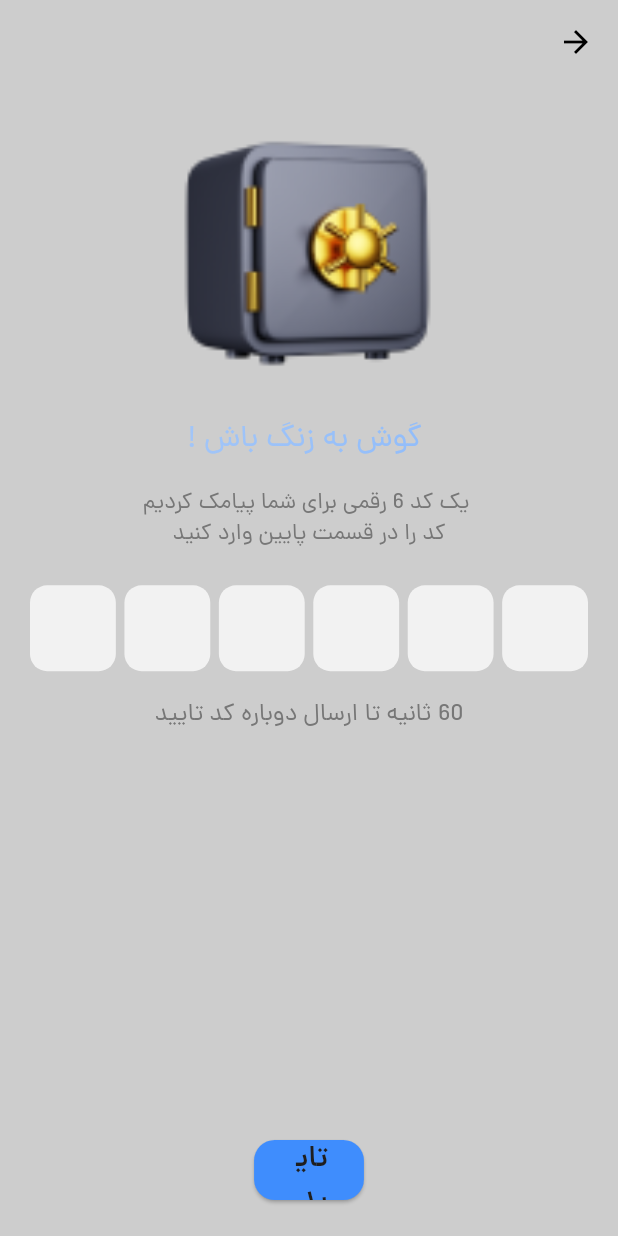
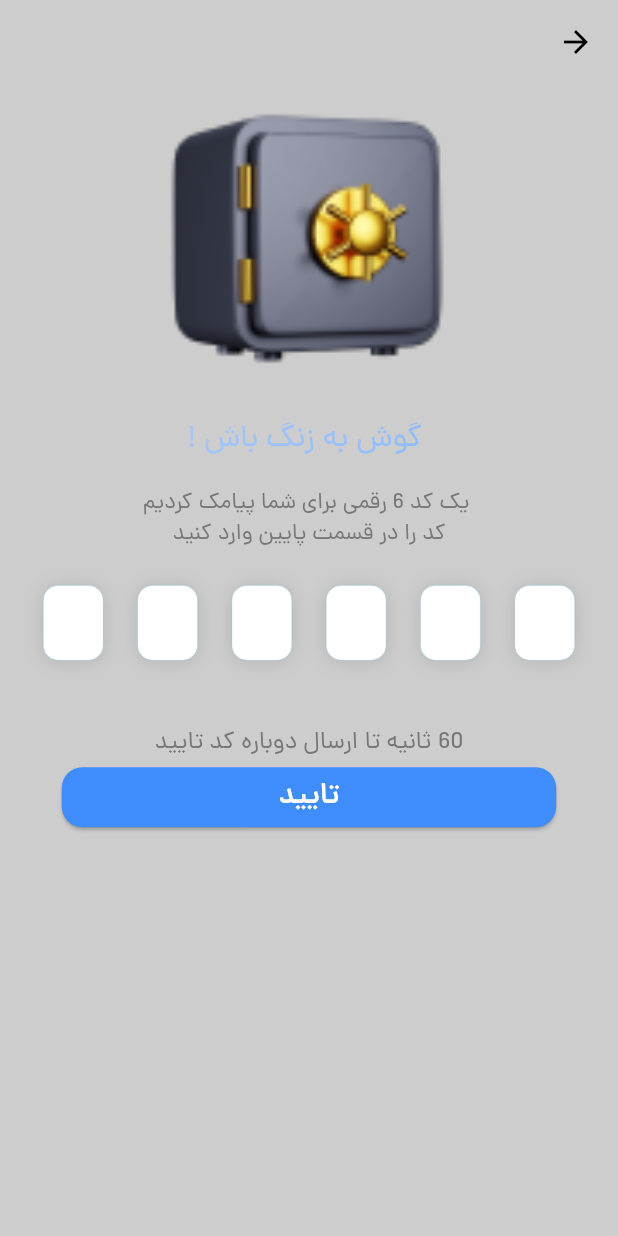
Before and after one commit to MohsenModhej13/Duel, a Flutter app: the TwoFactorLogin screen opened by its route, on a phone screen of 412 x 824 dp. Run offline on Flutter 3.47's test engine with Material 3 defaults, Android fonts, the phone set to English and light mode, and no system bars; drawn by our look-alikes of pin_code_fields; our stand-ins replace animate_do, bloc, country_picker, equatable, flutter_bloc, flutter_screenutil and 1 more; accounts and stored records are empty.

Commit message:
update auth future

```diff
--- a/lib/Core/Route/app_route.dart
+++ b/lib/Core/Route/app_route.dart
@@ -11,9 +11,9 @@ typedef RouteGenerator = Map<String, Widget Function(BuildContext)>;
 
 RouteGenerator get appRoute => {
       RouteName.splash: (context) => const SplashView(),
-      RouteName.otp: (context) => const OTPLogin(),
+      RouteName.sendOtp: (context) => const OTPLogin(),
+      RouteName.checkOtp: (context) => const TwoFactorLogin(),
       RouteName.intro: (context) => const IntroView(),
-      RouteName.phoneNumber: (context) => const TwoFactorLogin(),
       RouteName.home: (context) => const HomeView(),
       RouteName.navbar: (context) => const AppNavigationBar(),
     };
--- a/lib/Core/Route/route_name.dart
+++ b/lib/Core/Route/route_name.dart
@@ -1,8 +1,9 @@
 class RouteName {
   static const String splash = '/';
-  static const String phoneNumber = '/phoneNumber';
-  static const String otp = '/otp';
-  static const String intro = '/intro_view';
-  static const String home = '/home';
-  static const String navbar = '/navbar';
+  static const String phoneNumber = '/PhoneNumber';
+  static const String sendOtp = '/SendOtp';
+  static const String checkOtp = '/CheckOtp';
+  static const String intro = '/Intro_View';
+  static const String home = '/Home';
+  static const String navbar = '/Navbar';
 }
--- a/lib/Features/Auth_Features/repository/auth_api.dart
+++ b/lib/Features/Auth_Features/repository/auth_api.dart
@@ -4,7 +4,7 @@ import 'package:duel/Config/Constant/base_url.dart';
 import 'package:http/http.dart' as http;
 
 class AuthApiService {
-  String endPointUrl = '$baseUrl/api/auth/sendCode';
+  String endPointUrl = '$baseUrl/api/auth/SendOtp';
 
   Future<http.Response> sendOtpRequest(
     String phoneNumber, {
@@ -20,10 +20,9 @@ class AuthApiService {
       'phoneNumber': phoneNumber,
       'countriesCode': '98', // Consider making this dynamic or optional
       'TokenNotification': null,
-      'shogerCode': shogerCode, // Optional parameter
+      'shogerCode': shogerCode ?? "خوش آمدید", // Optional parameter
     };
     final body = jsonEncode(map);
-    print(body);
 
     final response = await http.post(parseUri, headers: headers, body: body);
 
--- a/lib/Features/Auth_Features/view/otp_login.dart
+++ b/lib/Features/Auth_Features/view/otp_login.dart
@@ -1,5 +1,6 @@
 import 'package:duel/Core/Components/my_icon_button.dart';
 import 'package:duel/Core/Components/my_text.dart';
+import 'package:duel/Core/Route/app_route.dart';
 import 'package:duel/Core/Theme/app_theme.dart';
 import 'package:duel/Core/gen/assets.gen.dart';
 import 'package:duel/Features/Auth_Features/widget/phone_number_input.dart';
@@ -8,6 +9,8 @@ import 'package:duel/Features/Public_Features/bloc/theme-bloc/theme_bloc.dart';
 import 'package:flutter/material.dart';
 import 'package:flutter_bloc/flutter_bloc.dart';
 import 'package:flutter_screenutil/flutter_screenutil.dart';
+
+import '../../../Core/Route/route_name.dart';
 
 class OTPLogin extends StatefulWidget {
   const OTPLogin({super.key});
@@ -86,7 +89,10 @@ class _OTPLoginState extends State<OTPLogin> {
             PhoneNumberInput(formKey: formKey, phoneNumber: phoneNumber, border: border, apptheme: apptheme),
             const Spacer(),
             // Login Button
-            SendOTPButton(phoneNumber: phoneNumber),
+            ElevatedButton(onPressed: (){
+              Navigator.of(context).pushNamed(RouteName.checkOtp);
+            }, child: Text("asdas"))
+            // SendOTPButton(phoneNumber: phoneNumber),
           ],
         ),
       ),
--- a/lib/Features/Auth_Features/view/two_factor_login.dart
+++ b/lib/Features/Auth_Features/view/two_factor_login.dart
@@ -3,17 +3,37 @@ import 'package:duel/Core/Layout/responsive_layout.dart';
 import 'package:duel/Core/gen/assets.gen.dart';
 import 'package:flutter/material.dart';
 import 'package:flutter_screenutil/flutter_screenutil.dart';
+import 'package:pin_code_fields/pin_code_fields.dart';
 
-class TwoFactorLogin extends StatelessWidget {
+import '../../../Config/Constant/constants.dart';
+
+class TwoFactorLogin extends StatefulWidget {
   const TwoFactorLogin({super.key});
+
+  @override
+  State<TwoFactorLogin> createState() => _TwoFactorLoginState();
+}
+
+class _TwoFactorLoginState extends State<TwoFactorLogin> {
+  late TextEditingController pinCodeController;
+  @override
+  void initState() {
+    pinCodeController = TextEditingController();
+    super.initState();
+  }
+
+  @override
+  void dispose() {
+    pinCodeController.dispose();
+    super.dispose();
+  }
 
   @override
   Widget build(BuildContext context) {
     final appTheme = Theme.of(context).colorScheme;
     return Scaffold(
       appBar: AppBar(backgroundColor: Colors.transparent),
-      body: Padding(
-        padding: const EdgeInsets.all(20),
+      body: SingleChildScrollView(
         child: Column(
           children: [
             Center(
@@ -55,17 +75,82 @@ class TwoFactorLogin extends StatelessWidget {
               textAlign: TextAlign.center,
             ),
             SizedBox(height: 20.sp),
-            Center(
-              child: Row(
-                mainAxisAlignment: MainAxisAlignment.spaceBetween,
-                children: [
-                  otpBoxView(context),
-                  otpBoxView(context),
-                  otpBoxView(context),
-                  otpBoxView(context),
-                  otpBoxView(context),
-                  otpBoxView(context),
+            Container(
+              margin: EdgeInsets.only(
+                  bottom: 10.0,
+                  left: Constants.screenSize(context).width * 0.07,
+                  right: Constants.screenSize(context).width * 0.07),
+              child: Directionality(
+                textDirection: TextDirection.ltr,
+                child: PinCodeTextField(
+                  appContext: context,
+                  textStyle:const TextStyle(
+                      color: Colors.blue,
+                      fontWeight: FontWeight.w400),
+                  pastedTextStyle: TextStyle(
+                    color: Colors.green.shade600,
+                    fontWeight: FontWeight.bold,
+                  ),
+                  length: 6,
+                  // obscureText: true,
+                  // obscuringCharacter: '*',
+                  // obscuringWidget: const FlutterLogo(
+                  //   size: 24,
+                  // ),
+                  // blinkWhenObscuring: true,
+                  // animationType: AnimationType.fade,
+                  validator: (v) {
+                    if (v!.length < 6) {
+                      return "کد را کامل پر کنید";
+                    } else {
+                      return null;
+                    }
+                  },
+                  pinTheme: PinTheme(
+                    shape: PinCodeFieldShape.box,
+                    borderRadius: BorderRadius.circular(10),
+                    borderWidth: 0.1,
+                    fieldHeight: 50,
+                    fieldWidth: 40,
+                    activeFillColor: Colors.white,
+                    activeColor: Colors.lightBlue,
+                    selectedColor: Colors.lightBlue,
+                    selectedFillColor: Colors.blueAccent,
+                    inactiveFillColor: Colors.white,
+                    inactiveColor: Colors.lightBlue,
+                  ),
+                  cursorColor: Colors.black,
+                  animationDuration: const Duration(milliseconds: 300),
+                  enableActiveFill: true,
+                  autoDisposeControllers: false,
+                  controller: pinCodeController,
+                  keyboardType: TextInputType.number,
+                  boxShadows: const [
+                    BoxShadow(
+                      offset: Offset(0, 1),
+                      color: Colors.black12,
+                      blurRadius: 10,
+                    )
                   ],
+                  onCompleted: (v) {
+                    debugPrint("Completed");
+                  },
+                  // onTap: () {
+                  //   print("Pressed");
+                  // },
+                  onChanged: (value) {
+                    debugPrint(value);
+                    // setState(() {
+                    // currentText = value;
+                    // });
+                  },
+                  beforeTextPaste: (text) {
+                    debugPrint("Allowing to paste $text");
+                    //if you return true then it will show the paste confirmation dialog. Otherwise if false, then nothing will happen.
+                    //but you can show anything you want here, like your pop up saying wrong paste format or etc
+                    return true;
+                  },
+                ),
               ),
             ),
             SizedBox(height: 16.sp),
@@ -78,8 +163,9 @@ class TwoFactorLogin extends StatelessWidget {
               ),
               textAlign: TextAlign.center,
             ),
-            const Spacer(),
-            ElevatedButton(
+            Container(
+              width: Constants.screenSize(context).width * 0.8,
+              child: ElevatedButton(
                 onPressed: () {},
                 style: ElevatedButton.styleFrom(
                   shape: RoundedRectangleBorder(
@@ -91,8 +177,10 @@ class TwoFactorLogin extends StatelessWidget {
                 child: MyText(
                   title: 'تایید',
                   style: TextStyle(
+                    color: Colors.white,
                     fontFamily: 'dana_demibold',
                     fontSize: 16.8.sp,
+                  ),
                 ),
               ),
             ),
--- a/lib/Features/Intro_Features/view/intro_view.dart
+++ b/lib/Features/Intro_Features/view/intro_view.dart
@@ -53,7 +53,7 @@ class IntroView extends StatelessWidget {
             const Spacer(),
             ElevatedButton(
               onPressed: () {
-                Navigator.pushReplacementNamed(context, RouteName.navbar);
+                Navigator.pushReplacementNamed(context, RouteName.sendOtp);
               },
               style: ElevatedButton.styleFrom(
                 fixedSize: Size(
--- a/pubspec.yaml
+++ b/pubspec.yaml
@@ -20,6 +20,8 @@ dependencies:
   animate_do: ^3.3.4
   flutter_bloc: ^8.1.5
   country_picker: ^2.0.25
+  pin_code_fields: ^8.0.1
+
   flutter_localizations:
     sdk: flutter
   nested: ^1.0.0
```
Also changed, not shown: pubspec.lock. Lines whose indentation alone changed are shown as unchanged.
